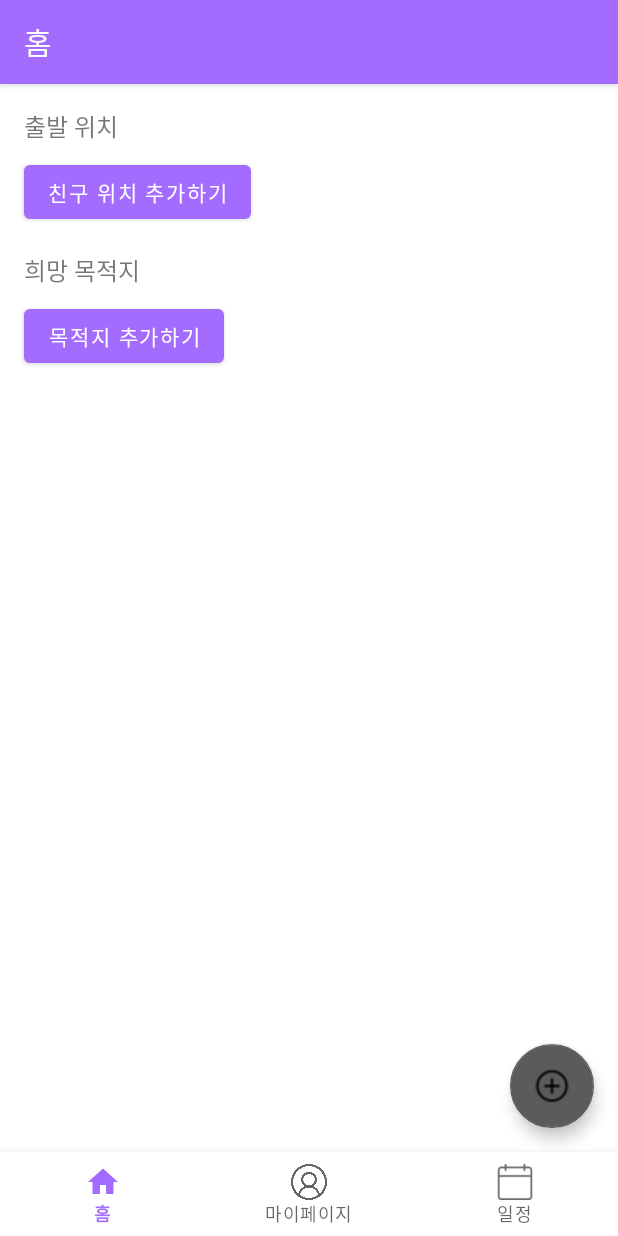
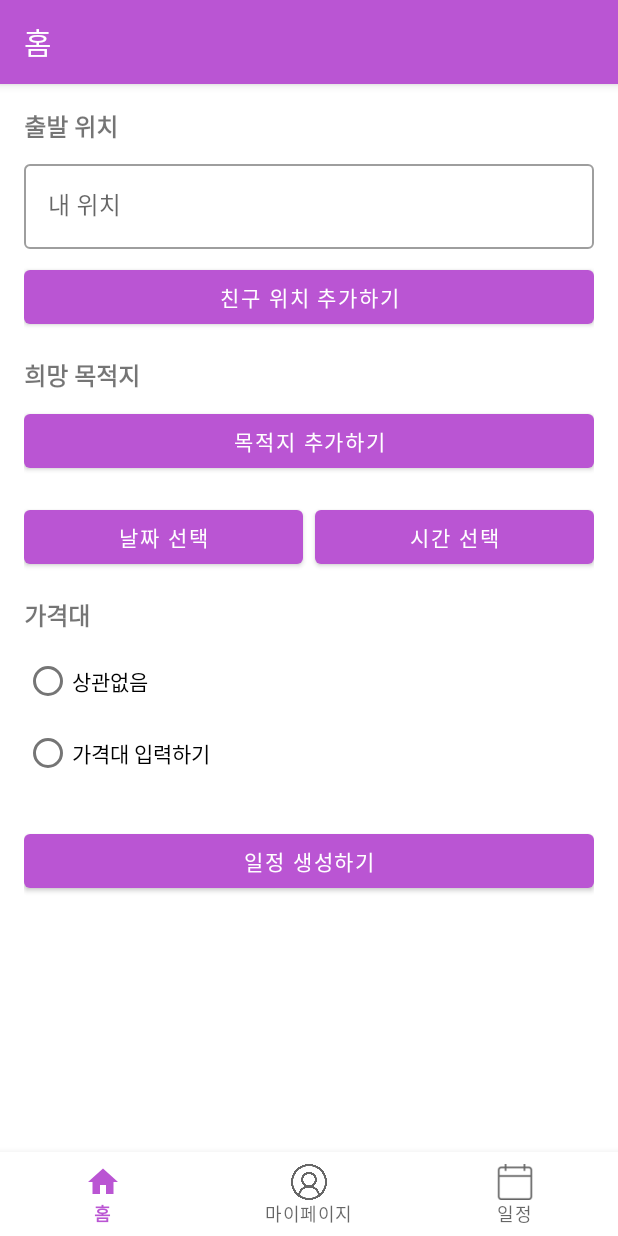
Before and after one commit to Jeha0101/AppointmentGeneration, an Android app: the HomeFragment screen opened through its navigation route, on a phone screen of 412 x 824 dp. Run offline under Robolectric (Android 15) with nearby library versions, the phone set to English and light mode, and no system bars; our stand-ins replace navigation-ui.

Commit message:
홈화면-일정생성하기 일부 구현

```diff
--- a/app/build.gradle.kts
+++ b/app/build.gradle.kts
@@ -43,6 +43,7 @@ android {
 
 dependencies {
 
+
     implementation(libs.androidx.core.ktx)
     implementation(libs.androidx.appcompat)
     implementation(libs.material)
@@ -54,4 +55,5 @@ dependencies {
     testImplementation(libs.junit)
     androidTestImplementation(libs.androidx.junit)
     androidTestImplementation(libs.androidx.espresso.core)
+    // 기존 다른 의존성들은 그대로 유지
 }
--- a/app/src/main/java/com/example/appointmentgeneration/ui/home/HomeFragment.kt
+++ b/app/src/main/java/com/example/appointmentgeneration/ui/home/HomeFragment.kt
@@ -4,9 +4,8 @@ import android.os.Bundle
 import android.view.LayoutInflater
 import android.view.View
 import android.view.ViewGroup
+import android.widget.Toast
 import androidx.fragment.app.Fragment
-import androidx.navigation.fragment.findNavController
-import com.example.appointmentgeneration.R
 import com.example.appointmentgeneration.databinding.FragmentHomeBinding
 
 class HomeFragment : Fragment() {
@@ -15,11 +14,58 @@ class HomeFragment : Fragment() {
     private val binding get() = _binding!!
 
     override fun onCreateView(
-        inflater: LayoutInflater, container: ViewGroup?,
+        inflater: LayoutInflater,
+        container: ViewGroup?,
         savedInstanceState: Bundle?
     ): View {
         _binding = FragmentHomeBinding.inflate(inflater, container, false)
         return binding.root
+    }
+
+    override fun onViewCreated(view: View, savedInstanceState: Bundle?) {
+        super.onViewCreated(view, savedInstanceState)
+        setupClickListeners()
+    }
+
+    private fun setupClickListeners() {
+        with(binding) {
+            // 친구 위치 추가
+            btnAddFriend.setOnClickListener {
+                Toast.makeText(context, "친구 위치 추가 기능 구현 예정", Toast.LENGTH_SHORT).show()
+            }
+
+            // 목적지 추가
+            btnAddDestination.setOnClickListener {
+                Toast.makeText(context, "목적지 추가 기능 구현 예정", Toast.LENGTH_SHORT).show()
+            }
+
+            // 날짜 선택
+            btnDate.setOnClickListener {
+                Toast.makeText(context, "날짜 선택 기능 구현 예정", Toast.LENGTH_SHORT).show()
+            }
+
+            // 시간 선택
+            btnTime.setOnClickListener {
+                Toast.makeText(context, "시간 선택 기능 구현 예정", Toast.LENGTH_SHORT).show()
+            }
+
+            // 가격대 설정
+            radioGroupPrice.setOnCheckedChangeListener { _, checkedId ->
+                when (checkedId) {
+                    radioNoPrice.id -> {
+                        Toast.makeText(context, "가격대 무관", Toast.LENGTH_SHORT).show()
+                    }
+                    radioSetPrice.id -> {
+                        Toast.makeText(context, "가격대 설정", Toast.LENGTH_SHORT).show()
+                    }
+                }
+            }
+
+            // 일정 생성
+            btnCreateSchedule.setOnClickListener {
+                Toast.makeText(context, "일정 생성 기능 구현 예정", Toast.LENGTH_SHORT).show()
+            }
+        }
     }
 
     override fun onDestroyView() {
--- a/app/src/main/res/layout/fragment_home.xml
+++ b/app/src/main/res/layout/fragment_home.xml
@@ -1,62 +1,115 @@
 <?xml version="1.0" encoding="utf-8"?>
-<androidx.constraintlayout.widget.ConstraintLayout
-    xmlns:android="http://schemas.android.com/apk/res/android"
+<LinearLayout xmlns:android="http://schemas.android.com/apk/res/android"
     xmlns:app="http://schemas.android.com/apk/res-auto"
     xmlns:tools="http://schemas.android.com/tools"
     android:layout_width="match_parent"
     android:layout_height="match_parent"
+    android:orientation="vertical"
+    android:padding="16dp"
     tools:context=".ui.home.HomeFragment">
 
+    <!-- 출발 위치 섹션 -->
     <TextView
-        android:id="@+id/text_departure_title"
         android:layout_width="wrap_content"
         android:layout_height="wrap_content"
-        android:text="@string/departure_location"
+        android:text="출발 위치"
         android:textSize="16sp"
-        android:layout_marginTop="16dp"
-        app:layout_constraintTop_toTopOf="parent"
-        app:layout_constraintStart_toStartOf="parent"
-        android:layout_marginStart="16dp" />
+        android:textStyle="bold" />
 
-    <Button
-        android:id="@+id/button_add_friend_location"
+    <com.google.android.material.textfield.TextInputLayout
+        android:layout_width="match_parent"
+        android:layout_height="wrap_content"
+        android:layout_marginTop="8dp"
+        style="@style/Widget.MaterialComponents.TextInputLayout.OutlinedBox">
+
+        <com.google.android.material.textfield.TextInputEditText
+            android:id="@+id/edit_my_location"
+            android:layout_width="match_parent"
+            android:layout_height="wrap_content"
+            android:hint="내 위치" />
+    </com.google.android.material.textfield.TextInputLayout>
+
+    <com.google.android.material.button.MaterialButton
+        android:id="@+id/btn_add_friend"
+        android:layout_width="match_parent"
+        android:layout_height="wrap_content"
+        android:layout_marginTop="8dp"
+        android:text="친구 위치 추가하기" />
+
+    <!-- 희망 목적지 섹션 -->
+    <TextView
         android:layout_width="wrap_content"
         android:layout_height="wrap_content"
-        android:text="@string/add_friend_location"
-        app:layout_constraintTop_toBottomOf="@id/text_departure_title"
-        app:layout_constraintStart_toStartOf="parent"
+        android:layout_marginTop="16dp"
+        android:text="희망 목적지"
+        android:textSize="16sp"
+        android:textStyle="bold" />
+
+    <com.google.android.material.button.MaterialButton
+        android:id="@+id/btn_add_destination"
+        android:layout_width="match_parent"
+        android:layout_height="wrap_content"
         android:layout_marginTop="8dp"
-        android:layout_marginStart="16dp" />
+        android:text="목적지 추가하기" />
 
+    <!-- 약속 일정 섹션 -->
+    <LinearLayout
+        android:layout_width="match_parent"
+        android:layout_height="wrap_content"
+        android:layout_marginTop="16dp"
+        android:orientation="horizontal">
+
+        <com.google.android.material.button.MaterialButton
+            android:id="@+id/btn_date"
+            android:layout_width="0dp"
+            android:layout_height="wrap_content"
+            android:layout_weight="1"
+            android:layout_marginEnd="4dp"
+            android:text="날짜 선택" />
+
+        <com.google.android.material.button.MaterialButton
+            android:id="@+id/btn_time"
+            android:layout_width="0dp"
+            android:layout_height="wrap_content"
+            android:layout_weight="1"
+            android:layout_marginStart="4dp"
+            android:text="시간 선택" />
+    </LinearLayout>
+
+    <!-- 가격대 설정 -->
     <TextView
-        android:id="@+id/text_destination_title"
         android:layout_width="wrap_content"
         android:layout_height="wrap_content"
-        android:text="@string/desired_destination"
+        android:layout_marginTop="16dp"
+        android:text="가격대"
         android:textSize="16sp"
-        app:layout_constraintTop_toBottomOf="@id/button_add_friend_location"
-        app:layout_constraintStart_toStartOf="parent"
-        android:layout_marginTop="16dp"
-        android:layout_marginStart="16dp" />
+        android:textStyle="bold" />
 
-    <Button
-        android:id="@+id/button_add_destination"
-        android:layout_width="wrap_content"
+    <RadioGroup
+        android:id="@+id/radio_group_price"
+        android:layout_width="match_parent"
         android:layout_height="wrap_content"
-        android:text="@string/add_destination"
-        app:layout_constraintTop_toBottomOf="@id/text_destination_title"
-        app:layout_constraintStart_toStartOf="parent"
-        android:layout_marginTop="8dp"
-        android:layout_marginStart="16dp" />
+        android:layout_marginTop="8dp">
 
-    <com.google.android.material.floatingactionbutton.FloatingActionButton
-        android:id="@+id/fab_create_schedule"
-        android:layout_width="wrap_content"
+        <RadioButton
+            android:id="@+id/radio_no_price"
+            android:layout_width="wrap_content"
+            android:layout_height="wrap_content"
+            android:text="상관없음" />
+
+        <RadioButton
+            android:id="@+id/radio_set_price"
+            android:layout_width="wrap_content"
+            android:layout_height="wrap_content"
+            android:text="가격대 입력하기" />
+    </RadioGroup>
+
+    <!-- 일정 생성하기 버튼 -->
+    <com.google.android.material.button.MaterialButton
+        android:id="@+id/btn_create_schedule"
+        android:layout_width="match_parent"
         android:layout_height="wrap_content"
-        android:src="@drawable/ic_add"
-        android:contentDescription="@string/create_schedule"
-        android:layout_margin="16dp"
-        app:layout_constraintBottom_toBottomOf="parent"
-        app:layout_constraintEnd_toEndOf="parent" />
+        android:layout_marginTop="24dp"
+        android:text="일정 생성하기" />
 
-</androidx.constraintlayout.widget.ConstraintLayout>
+</LinearLayout>
--- a/app/src/main/res/navigation/mobile_navigation.xml
+++ b/app/src/main/res/navigation/mobile_navigation.xml
@@ -56,4 +56,9 @@
     <action
         android:id="@+id/action_navigation_schedules_to_scheduleCreationFragment"
         app:destination="@id/scheduleCreationFragment" />
+
+    <!-- navigation_home fragment에 action 추가 -->
+    <action
+        android:id="@+id/action_navigation_home_to_scheduleCreationFragment"
+        app:destination="@id/scheduleCreationFragment" />
 </navigation>
--- a/app/src/main/res/values/colors.xml
+++ b/app/src/main/res/values/colors.xml
@@ -1,10 +1,11 @@
 <?xml version="1.0" encoding="utf-8"?>
 <resources>
     <color name="purple_200">#FFBB86FC</color>
-    <color name="purple_500">#FF6200EE</color>
-    <color name="purple_700">#FF3700B3</color>
+    <color name="purple_500">#BA55D3</color>
+    <color name="purple_700">#9932CC</color>
     <color name="teal_200">#FF03DAC5</color>
     <color name="teal_700">#FF018786</color>
     <color name="black">#FF000000</color>
     <color name="white">#FFFFFFFF</color>
+    <color name="gray">#DDDDDD</color>
 </resources>
--- a/app/src/main/res/values/themes.xml
+++ b/app/src/main/res/values/themes.xml
@@ -1,16 +1,16 @@
-<resources xmlns:tools="http://schemas.android.com/tools">
-    <!-- Base application theme. -->
-    <style name="Theme.AppointmentGeneration" parent="Theme.MaterialComponents.DayNight.DarkActionBar">
-        <!-- Primary brand color. -->
-        <item name="colorPrimary">#A46BFF</item>
-        <item name="colorPrimaryVariant">#D1B8F7</item>
-        <item name="colorOnPrimary">@color/white</item>
-        <!-- Secondary brand color. -->
-        <item name="colorSecondary">#5B5B5B</item>
-        <item name="colorSecondaryVariant">#AEAEAE</item>
-        <item name="colorOnSecondary">@color/black</item>
-        <!-- Status bar color. -->
-        <item name="android:statusBarColor">?attr/colorPrimaryVariant</item>
-        <!-- Customize your theme here. -->
+<?xml version="1.0" encoding="utf-8"?>
+<resources>
+    <style name="Theme.AppointmentGeneration" parent="Theme.MaterialComponents.Light.DarkActionBar">
+        <item name="colorPrimary">#BA55D3</item>
+        <item name="colorPrimaryDark">#9932CC</item>
+        <item name="colorAccent">#BA55D3</item>
+
+        <!-- Button style -->
+        <item name="materialButtonStyle">@style/Widget.App.Button</item>
+    </style>
+
+    <style name="Widget.App.Button" parent="Widget.MaterialComponents.Button">
+        <item name="android:textColor">@color/white</item>
+        <item name="backgroundTint">#BA55D3</item>
     </style>
 </resources>
```
